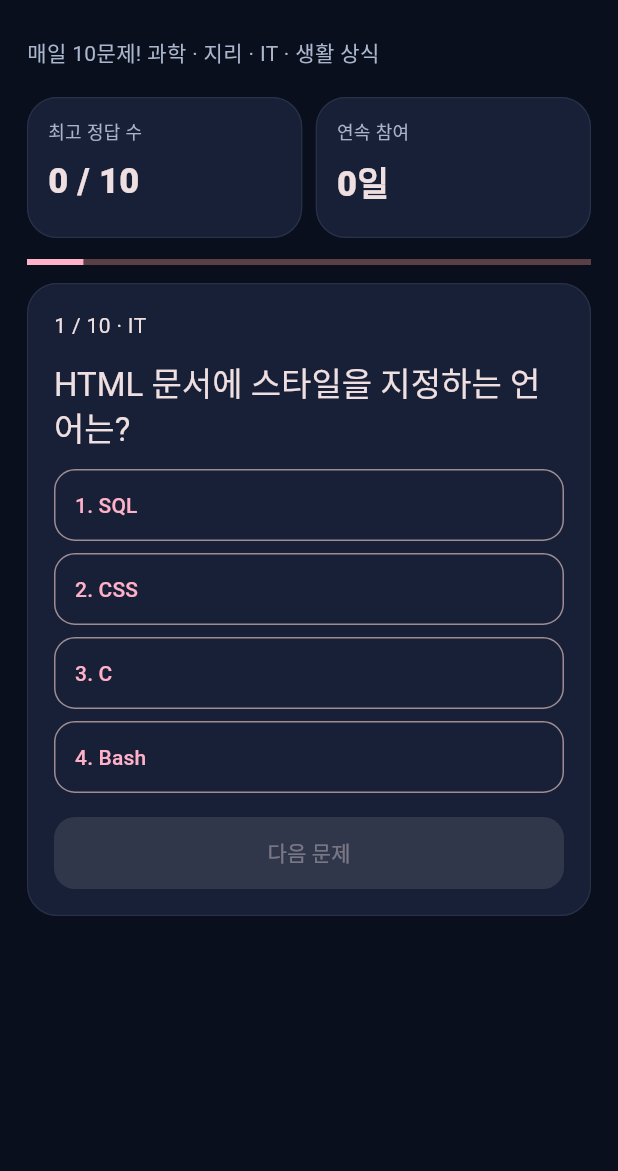
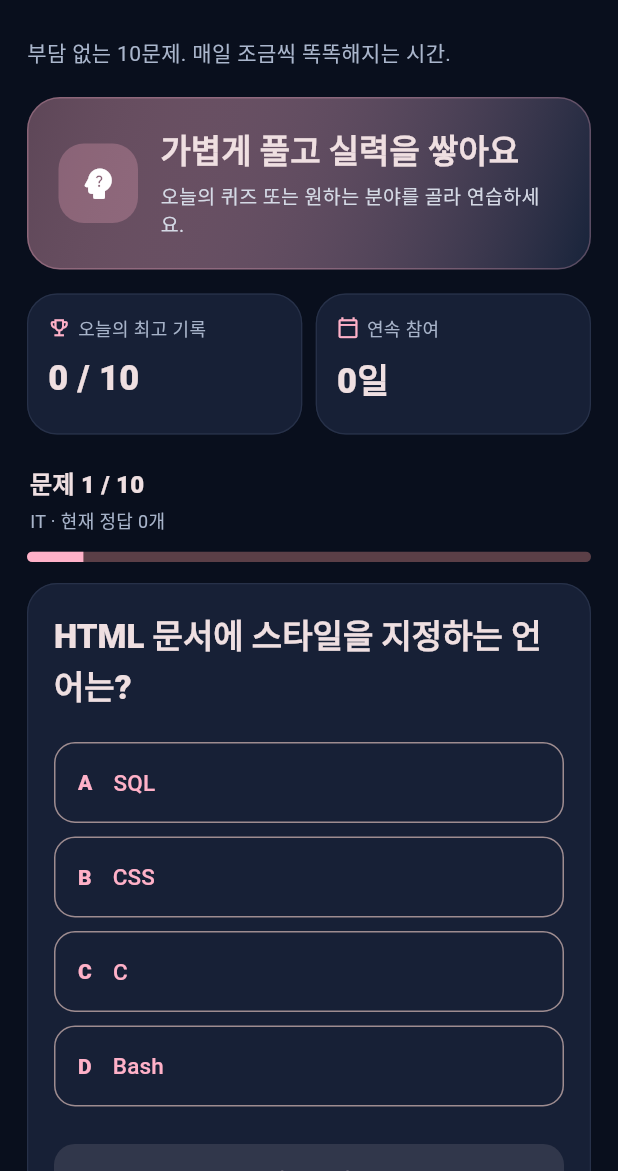
Before and after one commit to OHOHOHTAEJIN/AppStudio, a Flutter app: the screen it shows after launch, after a tap on "퀴즈 시작", on a phone screen of 412 x 824 dp, the part 65-1236 px from its top. Run offline on Flutter 3.47's test engine with Material 3 defaults, Android fonts, the phone set to English and light mode, and no system bars; our stand-ins replace flutter_image_compress, image_picker, pdf, share_plus, shared_preferences.

Commit message:
feat(quiz): daily/practice modes, categories, progress and explanations

```diff
--- a/apps/daily_quiz/lib/main.dart
+++ b/apps/daily_quiz/lib/main.dart
@@ -1,7 +1,9 @@
 import 'dart:math';
+
+import 'package:app_core/app_core.dart';
 import 'package:flutter/material.dart';
 import 'package:shared_preferences/shared_preferences.dart';
-import 'package:app_core/app_core.dart';
+
 import 'questions.dart';
 
 void main() => runApp(const App());
@@ -12,12 +14,42 @@ class App extends StatelessWidget {
   Widget build(BuildContext context) => const StudioApp(
       title: '데일리 퀴즈', accent: Color(0xFFFF7BAA), home: QuizPage());
 }
+
+enum QuizMode {
+  daily('오늘의 10문제'),
+  practice('분야별 연습');
+
+  const QuizMode(this.label);
+  final String label;
+}
+
+const quizCategories = ['전체', '과학', '지리', 'IT', '생활'];
+
+List<QuizQuestion> pickQuizQuestions({
+  required DateTime date,
+  required QuizMode mode,
+  String category = '전체',
+  int? seed,
+}) {
+  final pool = questionBank.where((q) =>
+    mode == QuizMode.daily || category == '전체' || q.category == category).toList();
+  final rng = Random(seed ?? (mode == QuizMode.daily
+    ? date.year * 10000 + date.month * 100 + date.day
+    : DateTime.now().microsecondsSinceEpoch));
+  pool.shuffle(rng);
+  return pool.take(10).toList();
+}
+
 class QuizPage extends StatefulWidget {
   const QuizPage({super.key});
-  @override State<QuizPage> createState() => _QuizPageState();
+  @override
+  State<QuizPage> createState() => _QuizPageState();
 }
+
 class _QuizPageState extends State<QuizPage> {
-  List<QuizQuestion> _today = [];
+  List<QuizQuestion> _questions = [];
+  QuizMode _mode = QuizMode.daily;
+  String _category = '전체';
   int _index = 0, _correct = 0, _best = 0, _streak = 0;
   int? _selected;
   bool _started = false, _finished = false;
@@ -25,20 +57,14 @@ class _QuizPageState extends State<QuizPage> {
   @override
   void initState() {
     super.initState();
-    _prepareDaily();
-    _load();
+    _loadStats();
+    _prepare();
   }
 
-  String _day(DateTime d) => '${d.year}-${d.month}-${d.day}';
+  String _day(DateTime date) =>
+      date.year.toString() + '-' + date.month.toString() + '-' + date.day.toString();
 
-  void _prepareDaily() {
-    final d = DateTime.now();
-    final rng = Random(d.year * 10000 + d.month * 100 + d.day);
-    _today = List<QuizQuestion>.from(questionBank)..shuffle(rng);
-    _today = _today.take(10).toList();
-  }
-
-  Future<void> _load() async {
+  Future<void> _loadStats() async {
     final prefs = await SharedPreferences.getInstance();
     if (!mounted) return;
     setState(() {
@@ -47,19 +73,41 @@ class _QuizPageState extends State<QuizPage> {
     });
   }
 
-  void _start() => setState(() {
-    _started = true; _finished = false; _index = 0;
-    _correct = 0; _selected = null;
-    _prepareDaily();
+  void _prepare() {
+    _questions = pickQuizQuestions(
+      date: DateTime.now(),
+      mode: _mode,
+      category: _category,
+    );
+  }
+
+  void _start() {
+    setState(() {
+      _started = true;
+      _finished = false;
+      _index = 0;
+      _correct = 0;
+      _selected = null;
+      _prepare();
     });
+  }
+
+  void _select(int index) {
+    if (!_started || _selected != null) return;
+    setState(() => _selected = index);
+  }
 
   Future<void> _next() async {
-    if (_selected == null) return;
-    if (_selected == _today[_index].correct) _correct++;
-    if (_index < _today.length - 1) {
-      setState(() { _index++; _selected = null; });
+    if (_selected == null || !_started) return;
+    if (_selected == _questions[_index].correct) _correct++;
+    if (_index < _questions.length - 1) {
+      setState(() {
+        _index++;
+        _selected = null;
+      });
       return;
     }
+    if (_mode == QuizMode.daily) {
       final prefs = await SharedPreferences.getInstance();
       final today = _day(DateTime.now());
       final last = prefs.getString('quiz_last_day');
@@ -73,61 +121,182 @@ class _QuizPageState extends State<QuizPage> {
         _best = _correct;
         await prefs.setInt('quiz_best', _best);
       }
-    if (mounted) setState(() { _started = false; _finished = true; });
+    }
+    if (mounted) setState(() {
+      _started = false;
+      _finished = true;
+    });
+  }
+
+  void _chooseMode(QuizMode mode) {
+    if (_started) return;
+    setState(() {
+      _mode = mode;
+      _finished = false;
+      _prepare();
+    });
+  }
+
+  void _chooseCategory(String category) {
+    if (_started) return;
+    setState(() {
+      _category = category;
+      _finished = false;
+      _prepare();
+    });
+  }
+
+  Widget _answerButton(int index, QuizQuestion question) {
+    final answered = _selected != null;
+    final correct = question.correct == index;
+    final chosen = _selected == index;
+    final color = correct && answered
+        ? const Color(0xFF1D664C)
+        : chosen && answered ? const Color(0xFF74394C) : null;
+    return Semantics(
+      label: '선택지 ' + (index + 1).toString() + ', ' + question.answers[index],
+      button: true,
+      child: SizedBox(
+        width: double.infinity,
+        child: OutlinedButton(
+          key: Key('quiz-answer-$index'),
+          onPressed: answered ? null : () => _select(index),
+          style: OutlinedButton.styleFrom(
+            alignment: Alignment.centerLeft,
+            disabledForegroundColor: Colors.white,
+            backgroundColor: color,
+            padding: const EdgeInsets.symmetric(horizontal: 16, vertical: 16),
+            minimumSize: const Size(0, 54),
+          ),
+          child: Row(children: [
+            Text(String.fromCharCode(65 + index),
+                style: const TextStyle(fontWeight: FontWeight.w900)),
+            const SizedBox(width: 14),
+            Expanded(child: Text(question.answers[index],
+                style: const TextStyle(fontSize: 15))),
+            if (answered && correct)
+              const Icon(Icons.check_circle, color: Color(0xFF70EBB6)),
+            if (answered && chosen && !correct)
+              const Icon(Icons.close, color: Color(0xFFFF93A6)),
+          ]),
+        ),
+      ),
+    );
   }
 
   @override
   Widget build(BuildContext context) => StudioScreen(
     title: '데일리 퀴즈',
-    subtitle: '매일 10문제! 과학 · 지리 · IT · 생활 상식',
+    subtitle: '부담 없는 10문제. 매일 조금씩 똑똑해지는 시간.',
     child: Column(crossAxisAlignment: CrossAxisAlignment.stretch, children: [
+      const StudioHero(
+        icon: Icons.psychology_alt_rounded,
+        title: '가볍게 풀고 실력을 쌓아요',
+        description: '오늘의 퀴즈 또는 원하는 분야를 골라 연습하세요.',
+      ),
+      const SizedBox(height: 16),
       AdaptiveStatGrid(children: [
-        StatBox(label: '최고 정답 수', value: '$_best / 10'),
-        StatBox(label: '연속 참여', value: '$_streak일'),
+        StatBox(label: '오늘의 최고 기록', value: '$_best / 10',
+            icon: Icons.emoji_events_outlined),
+        StatBox(label: '연속 참여', value: '$_streak일',
+            icon: Icons.calendar_today_outlined),
       ]),
+      const SizedBox(height: 16),
+      if (!_started) ...[
+        const StudioSectionTitle(title: '퀴즈 선택', subtitle: '오늘의 퀴즈는 하루에 한 번만 출석 기록됩니다.'),
+        StudioCard(child: Column(
+          crossAxisAlignment: CrossAxisAlignment.stretch,
+          children: [
+            Wrap(spacing: 8, runSpacing: 8,
+              children: QuizMode.values.map((mode) => ChoiceChip(
+                label: Text(mode.label),
+                selected: _mode == mode,
+                onSelected: (_) => _chooseMode(mode),
+              )).toList(),
+            ),
+            if (_mode == QuizMode.practice) ...[
+              const SizedBox(height: 16),
+              const Text('연습할 분야'),
+              const SizedBox(height: 8),
+              Wrap(spacing: 8, runSpacing: 8,
+                children: quizCategories.map((cat) => ChoiceChip(
+                  label: Text(cat),
+                  selected: _category == cat,
+                  onSelected: (_) => _chooseCategory(cat),
+                )).toList(),
+              ),
+            ],
+            const SizedBox(height: 18),
+            Text(_finished
+                ? '이번 결과: $_correct / 10'
+                : _mode == QuizMode.daily ? '오늘의 10문제' : '10문제 연습',
+              style: Theme.of(context).textTheme.headlineSmall?.copyWith(
+                  fontWeight: FontWeight.bold)),
+            const SizedBox(height: 6),
+            Text(_finished
+              ? '수고했어요! 다른 분야에도 도전해보세요.'
+              : '총 ' + questionBank.length.toString() + '문제에서 출제됩니다.',
+              style: const TextStyle(color: Color(0xFFAAB6CC))),
+            const SizedBox(height: 18),
+            FilledButton.icon(
+              key: const Key('quiz-start'),
+              onPressed: _start,
+              icon: const Icon(Icons.play_arrow_rounded),
+              label: Text(_finished ? '다시 풀기' : '퀴즈 시작'),
+            ),
+          ],
+        )),
+      ],
+      if (_started) ...[
+        StudioSectionTitle(
+          title: '문제 ' + (_index + 1).toString() + ' / ' + _questions.length.toString(),
+          subtitle: _questions[_index].category + ' · 현재 정답 $_correct개',
+        ),
+        ClipRRect(
+          borderRadius: BorderRadius.circular(6),
+          child: LinearProgressIndicator(
+            minHeight: 7,
+            value: (_index + 1) / _questions.length,
+          ),
+        ),
         const SizedBox(height: 14),
-      if (!_started)
-        StudioCard(child: Column(crossAxisAlignment: CrossAxisAlignment.stretch, children: [
-          const Icon(Icons.psychology_alt_outlined, size: 64),
+        StudioCard(child: Column(
+          crossAxisAlignment: CrossAxisAlignment.stretch,
+          children: [
+            Text(_questions[_index].prompt,
+                key: const Key('quiz-question'),
+                style: Theme.of(context).textTheme.titleLarge?.copyWith(
+                    fontWeight: FontWeight.w800, height: 1.45)),
+            const SizedBox(height: 20),
+            for (var i = 0; i < 4; i++) ...[
+              _answerButton(i, _questions[_index]),
+              const SizedBox(height: 9),
+            ],
+            if (_selected != null) ...[
               const SizedBox(height: 12),
-          Text(_finished ? '오늘 결과: $_correct / 10' : '오늘의 10문제',
-            textAlign: TextAlign.center,
-            style: Theme.of(context).textTheme.headlineMedium),
-          const SizedBox(height: 12),
-          const Text('로그인 없이 바로 시작', textAlign: TextAlign.center),
+              StudioNotice(
+                icon: _selected == _questions[_index].correct
+                    ? Icons.check_circle_outline : Icons.lightbulb_outline,
+                message: (_selected == _questions[_index].correct
+                    ? '정답입니다! ' : '정답: ' +
+                    _questions[_index].answers[_questions[_index].correct] + '. ') +
+                    (_questions[_index].explanation.isEmpty
+                        ? '다음 문제로 넘어가세요.' : _questions[_index].explanation),
+              ),
+            ],
             const SizedBox(height: 16),
-          FilledButton(onPressed: _start,
-            child: Text(_finished ? '다시 풀기' : '퀴즈 시작')),
-        ])),
-      if (_started) ...[
-        LinearProgressIndicator(value: (_index + 1) / 10),
-        const SizedBox(height: 12),
-        StudioCard(child: Column(crossAxisAlignment: CrossAxisAlignment.stretch, children: [
-          Text('${_index + 1} / 10 · ${_today[_index].category}'),
+            FilledButton(
+              key: const Key('quiz-next'),
+              onPressed: _selected == null ? null : _next,
+              child: Text(_index == _questions.length - 1 ? '결과 보기' : '다음 문제'),
+            ),
+          ],
+        )),
+      ],
       const SizedBox(height: 14),
-          Text(_today[_index].prompt, style: Theme.of(context).textTheme.titleLarge),
-          const SizedBox(height: 12),
-          ...List.generate(4, (i) => Padding(
-            padding: const EdgeInsets.only(bottom: 8),
-            child: OutlinedButton(
-              onPressed: _selected == null ? () => setState(() => _selected = i) : null,
-              style: OutlinedButton.styleFrom(
-                backgroundColor: _selected == null ? null :
-                  i == _today[_index].correct ? Colors.green.withValues(alpha: .3) :
-                  i == _selected ? Colors.red.withValues(alpha: .3) : null,
-                padding: const EdgeInsets.all(14),
-                alignment: Alignment.centerLeft),
-              child: Text('${i + 1}. ${_today[_index].answers[i]}'),
+      const StudioNotice(
+        message: '문제와 기록은 기기에 보관됩니다. 온라인 로그인이나 계정이 필요하지 않습니다.',
       ),
-          )),
-          if (_selected != null)
-            Text(_selected == _today[_index].correct ? '정답입니다!' :
-              '정답: ${_today[_index].answers[_today[_index].correct]}'),
-          const SizedBox(height: 8),
-          FilledButton(onPressed: _selected == null ? null : _next,
-            child: Text(_index == 9 ? '결과 보기' : '다음 문제')),
-        ])),
-      ],
     ]),
   );
 }
```
Lines whose indentation alone changed are shown as unchanged.
